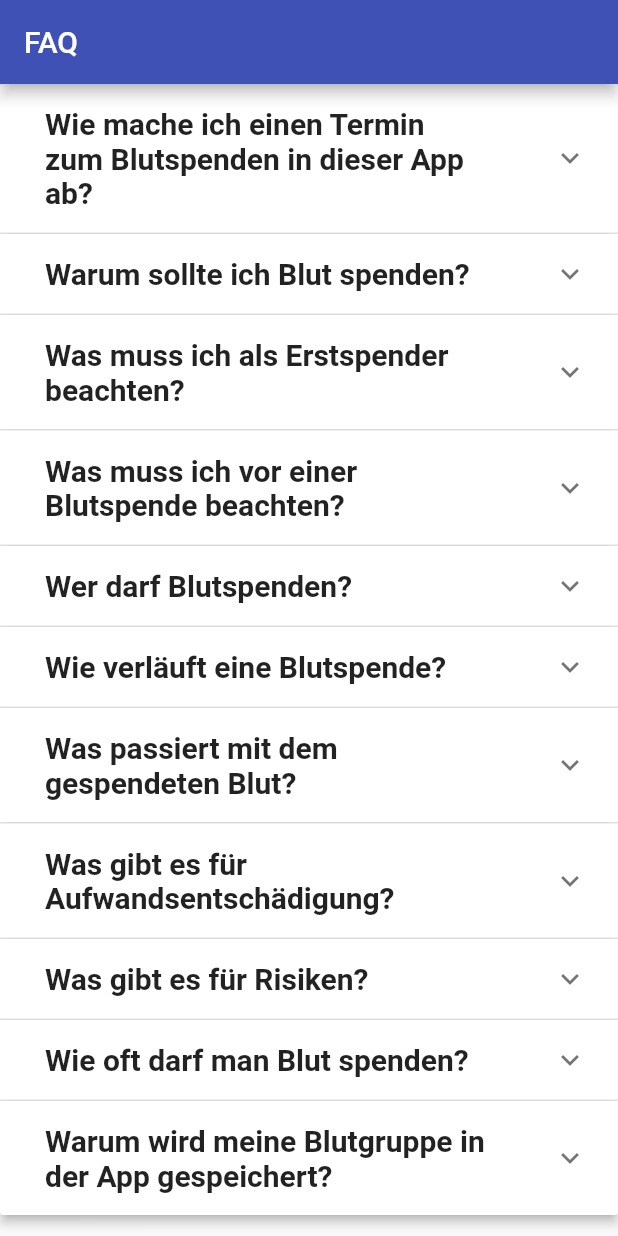
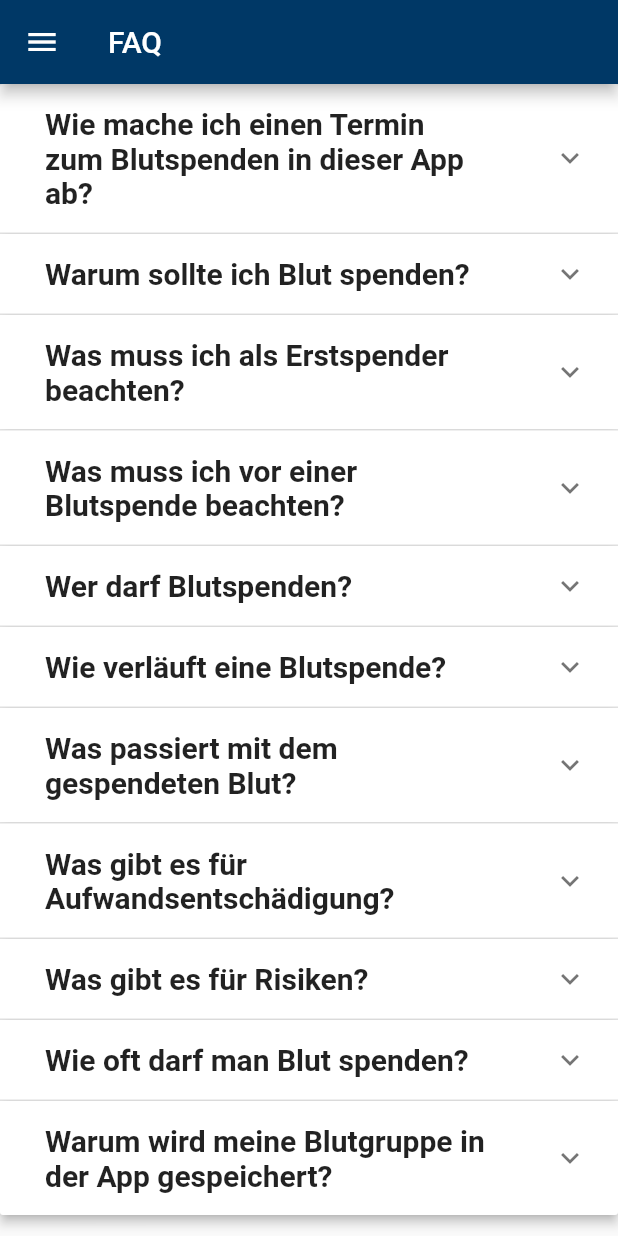
Before and after one commit to maxluetkemeyer/blood-donation-app, a Flutter app: the Menu widget shown alone on an empty page, opened directly, after a tap on "FAQ", on a phone screen of 412 x 824 dp. Run offline on Flutter 3.47's test engine with Material 2 defaults, Android fonts, the phone set to English and light mode, and no system bars; our stand-ins replace carousel_slider, flutter_map, flutter_riverpod, latlong2, shared_preferences, table_calendar and 1 more; missing offline and left inert: shared_preferences_web; accounts and stored records are empty.

Commit message:
faq update

```diff
--- a/lib/Home/home.dart
+++ b/lib/Home/home.dart
@@ -7,9 +7,7 @@ import 'package:carousel_slider/carousel_slider.dart';
 import '../Home/menu.dart';
 import '../termin_buchung/termin_buchung_view.dart';
 
-
 class HomeView extends StatelessWidget {
-
   @override
   Widget build(BuildContext context) {
     return Scaffold(
@@ -70,7 +68,8 @@ class HomeView extends StatelessWidget {
                         );
                       },
                       child: Container(
-                        margin: EdgeInsets.symmetric(horizontal: 0,vertical: 20),
+                        margin:
+                            EdgeInsets.symmetric(horizontal: 0, vertical: 20),
                         child: Text(
                           'Terminanmeldung',
                           style: Theme.of(context).textTheme.bodyText1,
@@ -80,6 +79,13 @@ class HomeView extends StatelessWidget {
               ],
             ),
           ),
+          Padding(
+            padding: const EdgeInsets.all(60.0),
+            child: Image(
+              image: AssetImage(
+                  "./assets/images/Universitätsklinikum_Münster_Logo.png"),
+            ),
+          )
         ],
       ),
       drawer: Menu(),
--- a/lib/Home/menu.dart
+++ b/lib/Home/menu.dart
@@ -45,7 +45,7 @@ class Menu extends StatelessWidget {
             ),
             ListObject(
               title: 'FAQ',
-              onTap: Faq(),
+              onTap: FaqView(),
             ),
             ListObject(
               title: 'Impressum',
--- a/lib/faq/faq_view.dart
+++ b/lib/faq/faq_view.dart
@@ -1,38 +1,18 @@
 import 'package:flutter/cupertino.dart';
 import 'package:flutter/material.dart';
+import 'package:ukmblutspende/Home/menu.dart';
 
-/// This is the stateful widget that the main application instantiates.
-class Faq extends StatefulWidget {
-  const Faq({Key? key}) : super(key: key);
+class FaqView extends StatefulWidget {
+  const FaqView({Key? key}) : super(key: key);
   @override
-  State<Faq> createState() => _FaqState();
+  createState() => _FaqState();
 }
 
-/// This is the private State class that goes with MyStatefulWidget.
-class _FaqState extends State<Faq> {
-  @override
-  Widget build(BuildContext context) {
-    return MaterialApp(
-        // Remove the debug banner
-        debugShowCheckedModeBanner: false,
-        title: 'FAQ',
-        theme: ThemeData(
-          primarySwatch: Colors.indigo,
-        ),
-        home: HomePage());
-  }
-}
-
-class HomePage extends StatefulWidget {
-  const HomePage({Key? key}) : super(key: key);
-  @override
-  _HomePageState createState() => _HomePageState();
-}
-
-class _HomePageState extends State<HomePage> {
+class _FaqState extends State<FaqView> {
   @override
   Widget build(BuildContext context) {
     return Scaffold(
+      drawer: Menu(),
       appBar: AppBar(
         title: Text('FAQ'),
       ),
--- a/lib/generated_plugin_registrant.dart
+++ b/lib/generated_plugin_registrant.dart
@@ -6,11 +6,13 @@
 // ignore_for_file: lines_longer_than_80_chars
 
 import 'package:shared_preferences_web/shared_preferences_web.dart';
+import 'package:url_launcher_web/url_launcher_web.dart';
 
 import 'package:flutter_web_plugins/flutter_web_plugins.dart';
 
 // ignore: public_member_api_docs
 void registerPlugins(Registrar registrar) {
   SharedPreferencesPlugin.registerWith(registrar);
+  UrlLauncherPlugin.registerWith(registrar);
   registrar.registerMessageHandler();
 }
--- a/lib/karte/maps.dart
+++ b/lib/karte/maps.dart
@@ -3,6 +3,7 @@ import 'dart:ui';
 import 'package:flutter/material.dart';
 import 'package:flutter_map/flutter_map.dart';
 import 'package:latlong2/latlong.dart';
+import 'package:ukmblutspende/Home/menu.dart';
 //import 'package:flutter_linkify/flutter_linkify.dart';
 import 'package:url_launcher/url_launcher.dart';
 
@@ -10,6 +11,7 @@ class MyMap extends StatelessWidget {
   @override
   Widget build(BuildContext context) {
     return Scaffold(
+        drawer: Menu(),
         appBar: AppBar(
           title: Text("Karte"),
         ),
@@ -62,7 +64,6 @@ class MyMap extends StatelessWidget {
                               fontSize: 22,
                               fontWeight: FontWeight.bold)))),
 
-              // TODO: Für jede Zeile Text eine neue Row hinzufügen
               Row(
                   mainAxisAlignment: MainAxisAlignment.center,
                   children: <Widget>[
```
Also changed, not shown: pubspec.lock, 3 other files.
